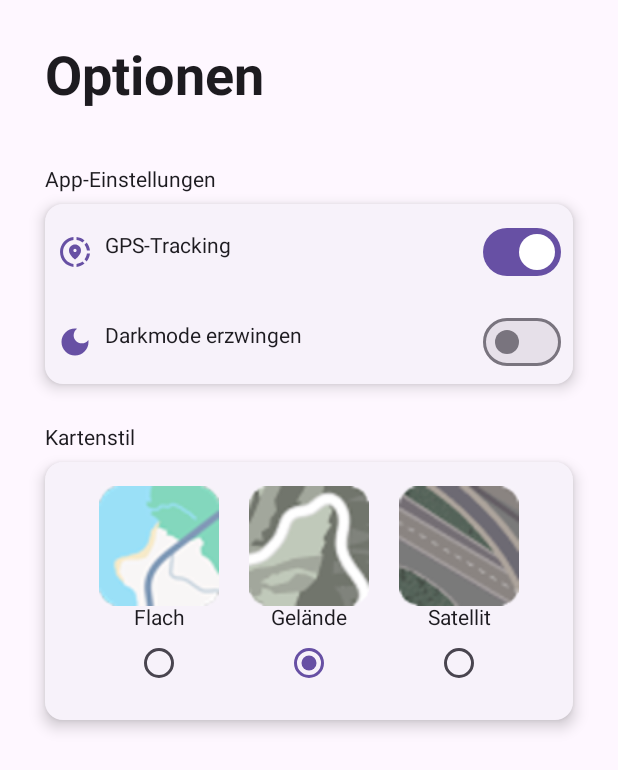
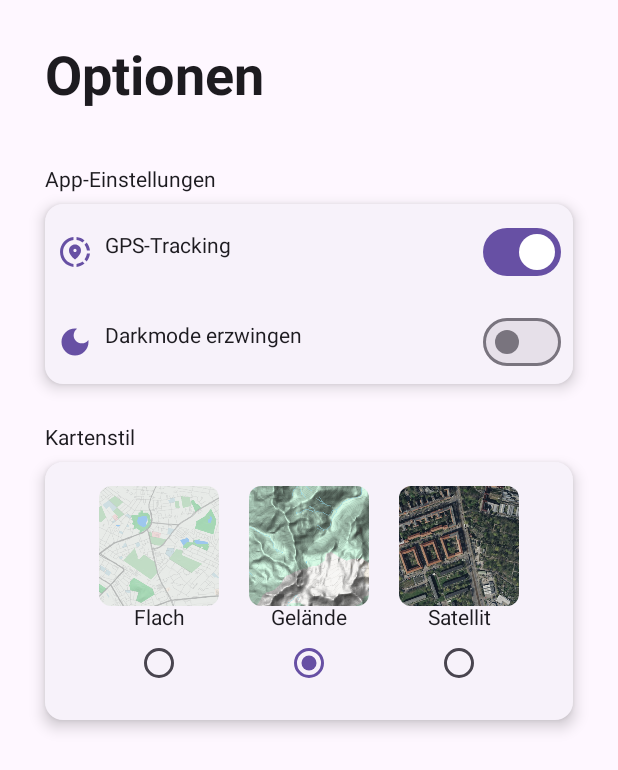
Before and after one commit to MaxOette/TrailBlazer-Frontend, an Android app built with Jetpack Compose: the composable SettingsScreen shown on its own in the app's theme, on a phone screen of 412 x 824 dp. Shown: the top 770 px of the screen. Run offline under Robolectric (Android 15) with nearby library versions, the phone set to English and light mode, and no system bars; network calls fail.

Commit message:
change mapstyle images in SettingsScreen because the prvious ones were blurry and shit

```diff
--- a/app/src/main/java/de/max/trailblazerfrontendv1/screens/SettingsScreen.kt
+++ b/app/src/main/java/de/max/trailblazerfrontendv1/screens/SettingsScreen.kt
@@ -13,6 +13,7 @@ import androidx.compose.foundation.layout.fillMaxWidth
 import androidx.compose.foundation.layout.height
 import androidx.compose.foundation.layout.padding
 import androidx.compose.foundation.layout.size
+import androidx.compose.foundation.shape.RoundedCornerShape
 import androidx.compose.material.icons.Icons
 import androidx.compose.material.icons.filled.BrokenImage
 import androidx.compose.material.icons.filled.DarkMode
@@ -34,6 +35,7 @@ import androidx.compose.runtime.remember
 import androidx.compose.runtime.setValue
 import androidx.compose.ui.Alignment
 import androidx.compose.ui.Modifier
+import androidx.compose.ui.draw.clip
 import androidx.compose.ui.res.painterResource
 import androidx.compose.ui.text.font.FontWeight
 import androidx.compose.ui.unit.dp
@@ -319,7 +321,9 @@ fun MapSettingsCard(applicationContext: Context, dataStore: DataStore<Preference
             // Erste Spalte
             Column(verticalArrangement = Arrangement.Center,
                 horizontalAlignment = Alignment.CenterHorizontally) {
-                Image(painter = painterResource(id = R.drawable.kartenstil_flat), contentDescription = "Kartenstil Flach", modifier = Modifier.size(80.dp))
+                Image(painter = painterResource(id = R.drawable.kartenstil_flat), contentDescription = "Kartenstil Flach", modifier = Modifier.size(80.dp).clip(
+                    RoundedCornerShape(8.dp)
+                ))
                 Text(text = "Flach")
                 RadioButton(selected = selectedOption.value == 1, onClick = {
                     selectedOption.intValue = 1
@@ -331,7 +335,9 @@ fun MapSettingsCard(applicationContext: Context, dataStore: DataStore<Preference
             // Zweite Spalte
             Column(verticalArrangement = Arrangement.Center,
                 horizontalAlignment = Alignment.CenterHorizontally) {
-                Image(painter = painterResource(id = R.drawable.kartenstil_terrain), contentDescription = "Kartenstil Gelände", modifier = Modifier.size(80.dp))
+                Image(painter = painterResource(id = R.drawable.kartenstil_terrain), contentDescription = "Kartenstil Gelände", modifier = Modifier.size(80.dp).clip(
+                    RoundedCornerShape(8.dp)
+                ))
                 Text(text = "Gelände")
                 RadioButton(selected = selectedOption.value == 3, onClick = {
                     selectedOption.intValue = 3
@@ -344,7 +350,9 @@ fun MapSettingsCard(applicationContext: Context, dataStore: DataStore<Preference
             // Dritte Spalte
             Column(verticalArrangement = Arrangement.Center,
                 horizontalAlignment = Alignment.CenterHorizontally) {
-                Image(painter = painterResource(id = R.drawable.kartenstil_sattelite), contentDescription = "Kartenstil Satellit", modifier = Modifier.size(80.dp))
+                Image(painter = painterResource(id = R.drawable.kartenstil_sattelite), contentDescription = "Kartenstil Satellit", modifier = Modifier.size(80.dp).clip(
+                    RoundedCornerShape(8.dp)
+                ))
                 Text(text = "Satellit")
                 RadioButton(selected = selectedOption.value == 4, onClick = {
                     selectedOption.intValue = 4
```
Also changed, not shown: app/src/main/res/drawable/kartenstil_flat.png, app/src/main/res/drawable/kartenstil_sattelite.png, app/src/main/res/drawable/kartenstil_terrain.png.
